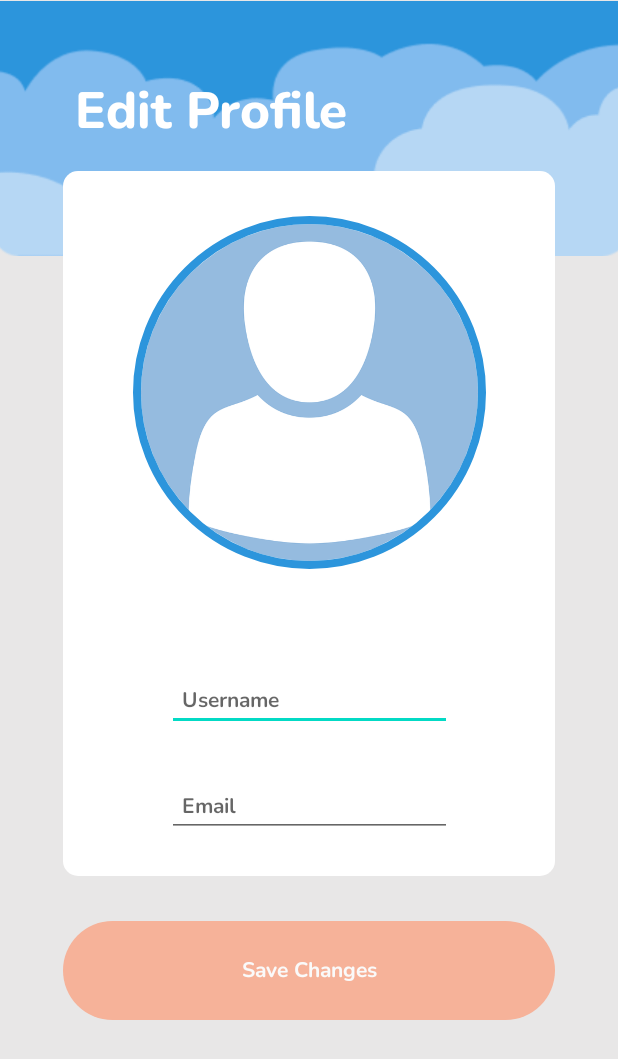
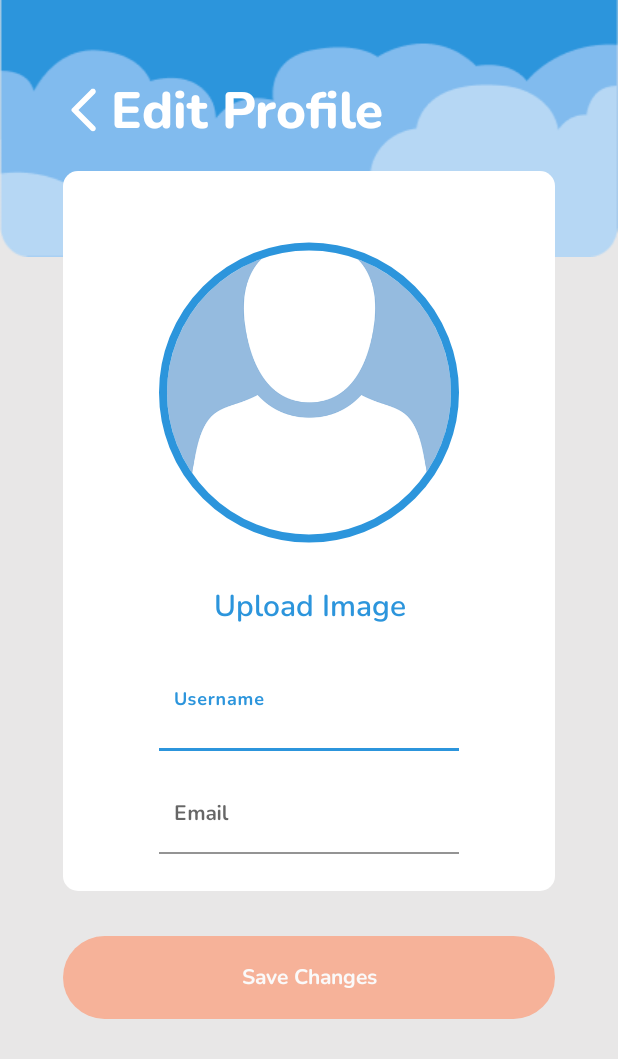
Before and after one commit to capstone-bangkit-c22-ky01/TravelokaOCR, an Android app: the EditProfileActivity screen opened directly, with no data from a screen before it, on a phone screen of 412 x 824 dp. Shown: the top 1059 px of the screen. Run offline under Robolectric (Android 15) with nearby library versions, the phone set to English and light mode, and no system bars; our stand-ins replace CircleImageView.

Commit message:
update .xml profile

```diff
--- a/app/src/main/AndroidManifest.xml
+++ b/app/src/main/AndroidManifest.xml
@@ -22,13 +22,13 @@
             android:name=".ui.profile.EditProfileActivity"
             android:exported="false" />
         <activity
-            android:name=".ui.profile.ProfileActivity"
+            android:name=".ui.register.RegisterActivity"
             android:exported="false" />
         <activity
             android:name=".ui.login.LoginActivity"
             android:exported="false" />
         <activity
-            android:name=".ui.register.RegisterActivity"
+            android:name=".ui.profile.ProfileActivity"
             android:exported="true">
             <intent-filter>
                 <action android:name="android.intent.action.MAIN" />
--- a/app/src/main/res/drawable/ic_back.xml
+++ b/app/src/main/res/drawable/ic_back.xml
@@ -5,5 +5,5 @@
     android:viewportHeight="36">
   <path
       android:pathData="M25.32,4.3199C25.1458,4.1453 24.9389,4.0068 24.7111,3.9122C24.4833,3.8177 24.2391,3.769 23.9925,3.769C23.7459,3.769 23.5017,3.8177 23.2739,3.9122C23.0461,4.0068 22.8392,4.1453 22.665,4.3199L10.05,16.9349C9.9109,17.0737 9.8006,17.2385 9.7253,17.42C9.6501,17.6014 9.6113,17.7959 9.6113,17.9924C9.6113,18.1888 9.6501,18.3834 9.7253,18.5648C9.8006,18.7463 9.9109,18.9111 10.05,19.0499L22.665,31.6649C23.4,32.3999 24.585,32.3999 25.32,31.6649C26.055,30.9299 26.055,29.7449 25.32,29.0099L14.31,17.9999L25.335,6.9749C26.055,6.2399 26.055,5.0549 25.32,4.3199Z"
-      android:fillColor="#ffffff"/>
+      android:fillColor="@color/white"/>
 </vector>
--- a/app/src/main/res/layout/activity_edit_profile.xml
+++ b/app/src/main/res/layout/activity_edit_profile.xml
@@ -12,19 +12,29 @@
         android:layout_height="wrap_content">
 
         <ImageView
-            android:layout_width="427dp"
-            android:layout_height="match_parent"
+            android:layout_width="match_parent"
+            android:layout_height="wrap_content"
             app:layout_constraintTop_toTopOf="parent"
             app:layout_constraintStart_toStartOf="parent"
             app:layout_constraintEnd_toEndOf="parent"
-            android:src="@drawable/bg_header_profile"
+            android:background="@drawable/bg_header_profile"
             android:contentDescription="@string/bg_header_profile" />
+
+        <ImageView
+            android:id="@+id/iv_back"
+            android:layout_marginTop="55dp"
+            android:layout_marginStart="50dp"
+            android:layout_width="wrap_content"
+            android:layout_height="wrap_content"
+            app:layout_constraintEnd_toStartOf="@id/tv_edit_profile"
+            app:layout_constraintStart_toStartOf="parent"
+            app:layout_constraintTop_toTopOf="parent"
+            android:background="@drawable/ic_back"/>
 
         <TextView
             android:id="@+id/tv_edit_profile"
-            android:layout_width="match_parent"
+            android:layout_width="300dp"
             android:layout_height="wrap_content"
-            android:layout_marginStart="50dp"
             android:layout_marginTop="50dp"
             android:layout_marginEnd="50dp"
             android:fontFamily="@font/nunito_extra_bold"
@@ -33,15 +43,14 @@
             android:textSize="34sp"
             android:textStyle="bold"
             app:layout_constraintEnd_toEndOf="parent"
-            app:layout_constraintStart_toEndOf="parent"
+            app:layout_constraintStart_toEndOf="@id/iv_back"
             app:layout_constraintTop_toTopOf="parent"
-            app:drawableStartCompat="@drawable/ic_back"
             tools:ignore="RtlSymmetry" />
 
         <ImageView
             android:id="@+id/iv_card_profile"
             android:layout_width="328dp"
-            android:layout_height="470dp"
+            android:layout_height="480dp"
             android:contentDescription="@string/card_profile"
             android:layout_marginTop="16dp"
             android:background="@drawable/bg_card_profile"
@@ -51,7 +60,7 @@
 
         <de.hdodenhof.circleimageview.CircleImageView
             android:id="@+id/iv_profile_picture"
-            android:layout_width="235dp"
+            android:layout_width="200dp"
             android:layout_height="235dp"
             android:layout_marginTop="30dp"
             android:layout_gravity="center_horizontal"
@@ -70,7 +79,7 @@
             app:layout_constraintStart_toStartOf="@id/iv_card_profile"
             app:layout_constraintEnd_toEndOf="@id/iv_card_profile"
             android:textAlignment="center"
-            tools:text="@string/upload_image"
+            android:text="@string/upload_image"
             android:textColor="@color/secondary50"
             android:fontFamily="@font/nunito_semi_bold"
             android:textSize="20sp"
@@ -78,31 +87,47 @@
             android:layout_marginStart="50dp"
             android:layout_marginEnd="50dp" />
 
+        <com.google.android.material.textfield.TextInputLayout
+            android:id="@+id/til_username"
+            style="@style/Widget.MaterialComponents.TextInputLayout.FilledBox"
+            android:layout_width="wrap_content"
+            android:layout_height="wrap_content"
+            android:layout_gravity="start|center_horizontal"
+            app:layout_constraintTop_toBottomOf="@id/tv_upload_image"
+            app:layout_constraintStart_toStartOf="@id/iv_card_profile"
+            app:layout_constraintEnd_toEndOf="@id/iv_card_profile">
             <com.example.travelokaocr.ui.customview.CustomEditText
                 android:id="@+id/edt_username"
-            android:layout_width="190dp"
+                android:layout_width="200dp"
                 android:layout_height="wrap_content"
-            app:layout_constraintTop_toBottomOf="@id/tv_upload_image"
-            app:layout_constraintStart_toStartOf="@id/iv_card_profile"
-            app:layout_constraintEnd_toEndOf="@id/iv_card_profile"
                 android:layout_marginTop="30dp"
                 android:fontFamily="@font/nunito_bold"
-            android:layout_gravity="start|center_horizontal"
                 android:hint="@string/username"
                 android:inputType="text"
                 android:paddingStart="10dp"
                 android:paddingEnd="10dp"
                 android:textSize="14sp"
-            android:textColor="@color/secondary90"/>
+                android:textColor="@color/secondary90"
+                android:background="@color/white"/>
+        </com.google.android.material.textfield.TextInputLayout>
 
+        <com.google.android.material.textfield.TextInputLayout
+            android:id="@+id/til_email"
+            style="@style/Widget.MaterialComponents.TextInputLayout.FilledBox"
+            android:layout_width="wrap_content"
+            android:layout_height="wrap_content"
+            android:layout_marginTop="16dp"
+            android:layout_gravity="start|center_horizontal"
+            app:layout_constraintTop_toBottomOf="@id/til_username"
+            app:layout_constraintStart_toStartOf="@id/iv_card_profile"
+            app:layout_constraintEnd_toEndOf="@id/iv_card_profile">
             <com.example.travelokaocr.ui.customview.CustomEditText
                 android:id="@+id/edt_email"
-            android:layout_width="190dp"
+                android:layout_width="200dp"
                 android:layout_height="wrap_content"
-            app:layout_constraintTop_toBottomOf="@id/edt_username"
+                app:layout_constraintTop_toBottomOf="@id/til_username"
                 app:layout_constraintStart_toStartOf="@id/iv_card_profile"
                 app:layout_constraintEnd_toEndOf="@id/iv_card_profile"
-            android:layout_marginTop="30dp"
                 android:fontFamily="@font/nunito_bold"
                 android:layout_gravity="start|center_horizontal"
                 android:hint="@string/email"
@@ -110,7 +135,9 @@
                 android:paddingStart="10dp"
                 android:paddingEnd="10dp"
                 android:textSize="14sp"
-            android:textColor="@color/secondary90" />
+                android:textColor="@color/secondary90"
+                android:background="@color/white"/>
+        </com.google.android.material.textfield.TextInputLayout>
 
         <com.example.travelokaocr.ui.customview.CustomButton
             android:id="@+id/btn_save_changes"
@@ -119,7 +146,7 @@
             app:layout_constraintBottom_toBottomOf="parent"
             app:layout_constraintTop_toBottomOf="@+id/iv_card_profile"
             android:layout_width="328dp"
-            android:layout_height="66dp"
+            android:layout_height="55dp"
             android:layout_marginBottom="80dp"
             android:layout_marginTop="30dp"
             android:background="@drawable/bg_button"
--- a/app/src/main/res/layout/activity_profile.xml
+++ b/app/src/main/res/layout/activity_profile.xml
@@ -24,10 +24,10 @@
             app:layout_constraintBottom_toBottomOf="parent">
 
             <ImageView
-                android:layout_width="427dp"
+                android:layout_width="match_parent"
                 android:layout_height="wrap_content"
                 android:contentDescription="@string/bg_header_profile"
-                android:src="@drawable/bg_header_profile"
+                android:background="@drawable/bg_header_profile"
                 app:layout_constraintEnd_toEndOf="parent"
                 app:layout_constraintHorizontal_bias="0.0"
                 app:layout_constraintStart_toStartOf="parent"
@@ -35,7 +35,7 @@
 
             <TextView
                 android:id="@+id/tv_profile"
-                android:layout_width="match_parent"
+                android:layout_width="328dp"
                 android:layout_height="wrap_content"
                 android:layout_marginStart="50dp"
                 android:layout_marginTop="50dp"
@@ -62,7 +62,7 @@
 
             <de.hdodenhof.circleimageview.CircleImageView
                 android:id="@+id/iv_profile_picture"
-                android:layout_width="235dp"
+                android:layout_width="200dp"
                 android:layout_height="235dp"
                 android:layout_marginTop="30dp"
                 android:layout_gravity="center_horizontal"
@@ -78,6 +78,7 @@
                 android:layout_width="match_parent"
                 android:layout_height="wrap_content"
                 android:textAlignment="center"
+                android:text="@string/username_user"
                 tools:text="@string/username"
                 android:textColor="@color/font"
                 android:fontFamily="@font/nunito_bold"
@@ -94,9 +95,10 @@
                 android:layout_width="match_parent"
                 android:layout_height="wrap_content"
                 android:textAlignment="center"
+                android:text="@string/email_user"
                 tools:text="@string/email"
                 android:textColor="@color/font"
-                android:fontFamily="@font/nunito_bold"
+                android:fontFamily="@font/nunito_semi_bold"
                 android:textSize="20sp"
                 android:layout_marginTop="16dp"
                 android:layout_marginStart="50dp"
--- a/app/src/main/res/values/strings.xml
+++ b/app/src/main/res/values/strings.xml
@@ -88,6 +88,8 @@
     <string name="man_dummy">Man</string>
     <string name="single_dummy">Single</string>
     <string name="retry_button">Retry Button</string>
+    <string name="email_user">user54@gmail.com</string>
+    <string name="username_user">Username</string>
 
     <!-- Data Dummy -->
     <string-array name="data_dummy_city">
```
Lines whose indentation alone changed are shown as unchanged.
